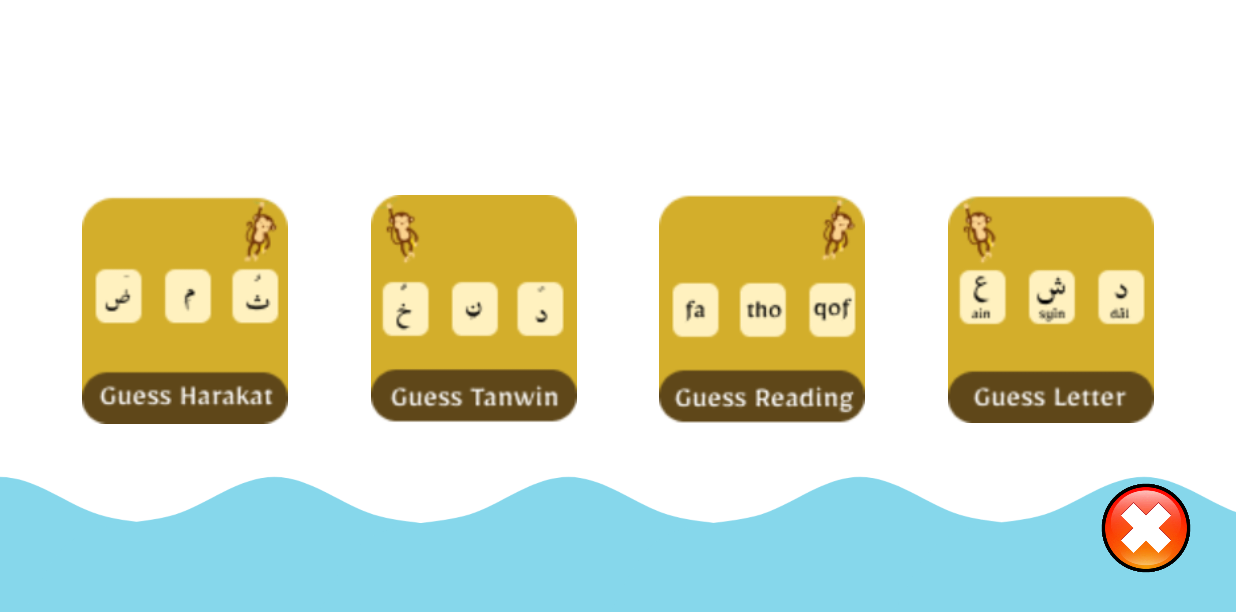
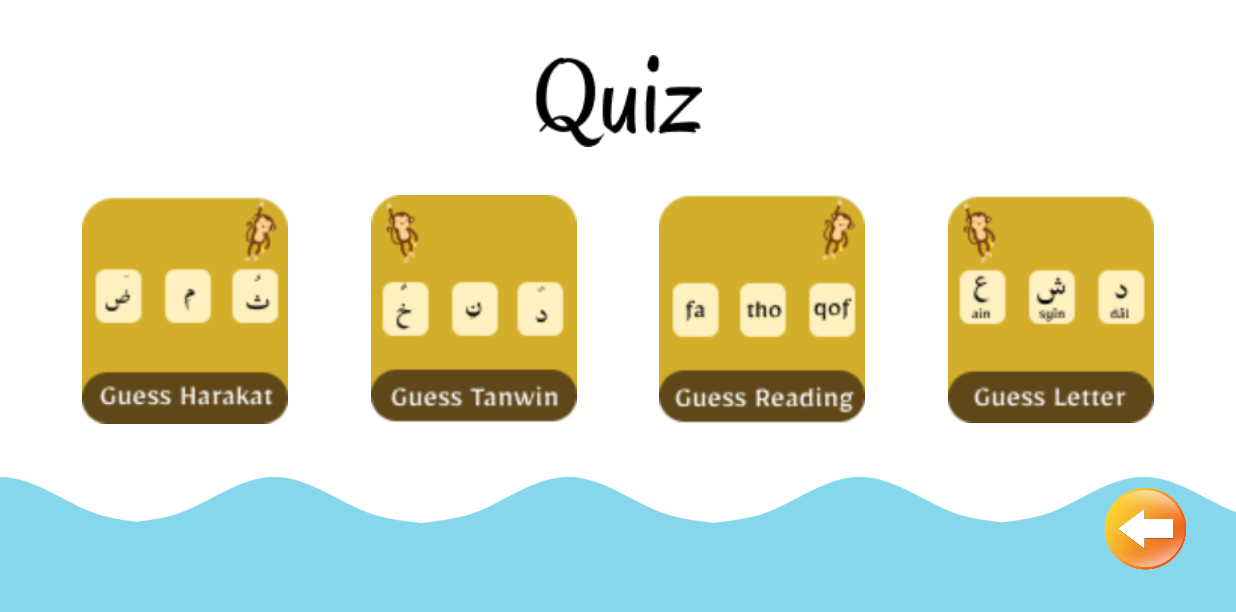
Before and after one commit to nurulkhalida/lets-learn-and-recite, an Android app: the Quiz screen opened directly, with no data from a screen before it, on a phone screen of 824 x 412 dp (held sideways). Shown: the top 612 px of the screen. Run offline under Robolectric (Android 15) with nearby library versions, the phone set to English and light mode, and no system bars.

Commit message:
tampilan quiz oke

```diff
--- a/app/src/main/AndroidManifest.xml
+++ b/app/src/main/AndroidManifest.xml
@@ -9,8 +9,10 @@
         android:roundIcon="@mipmap/ic_launcher_round"
         android:supportsRtl="true"
         android:theme="@style/Theme.AppCompat.NoActionBar">
-        <activity android:name=".Quiz"
-            android:screenOrientation="landscape"></activity>
+        <activity android:name=".guess_harakat"></activity>
+        <activity
+            android:name=".Quiz"
+            android:screenOrientation="landscape" />
         <activity
             android:name=".MainActivity"
             android:screenOrientation="landscape">
--- a/app/src/main/java/com/casa/letslearnandrecite/MainActivity.java
+++ b/app/src/main/java/com/casa/letslearnandrecite/MainActivity.java
@@ -30,8 +30,7 @@ public class MainActivity extends AppCompatActivity {
         closeButton.setOnClickListener(new View.OnClickListener() {
             @Override
             public void onClick(View v) {
-                //TODO masukin fungsi close button disni
-                Toast.makeText(getApplicationContext(), "ini close button", Toast.LENGTH_SHORT).show();
+                finish();
             }
         });
 
--- a/app/src/main/java/com/casa/letslearnandrecite/Quiz.java
+++ b/app/src/main/java/com/casa/letslearnandrecite/Quiz.java
@@ -4,6 +4,8 @@ import androidx.appcompat.app.AppCompatActivity;
 
 import android.os.Bundle;
 import android.view.View;
+import android.widget.ImageView;
+import android.widget.Toast;
 
 public class Quiz extends AppCompatActivity {
 
@@ -12,6 +14,23 @@ public class Quiz extends AppCompatActivity {
         super.onCreate(savedInstanceState);
         setContentView(R.layout.activity_quiz);
         hideSystemUI();
+
+        ImageView tebakHarakat = findViewById(R.id.tebaHarakat);
+        tebakHarakat.setOnClickListener(new View.OnClickListener() {
+            @Override
+            public void onClick(View view) {
+                //TODO masukin fungsi learnow disini
+                //ini nanti diapus aja Toastnya
+                finish();
+            }
+        });
+        ImageView backButton = findViewById(R.id.backButton);
+        backButton.setOnClickListener(new View.OnClickListener() {
+            @Override
+            public void onClick(View v) {
+                finish();
+            }
+        });
     }
 
     //Fullscreen
--- a/app/src/main/res/layout/activity_quiz.xml
+++ b/app/src/main/res/layout/activity_quiz.xml
@@ -59,23 +59,22 @@
         app:layout_constraintStart_toEndOf="@id/tebakBacaan"/>
 
     <ImageView
-        android:id="@+id/closeButton"
-        android:layout_width="60dp"
+        android:id="@+id/quizText"
+        android:layout_width="wrap_content"
         android:layout_height="wrap_content"
-        android:adjustViewBounds="true"
-        android:layout_margin="30dp"
-        android:src="@drawable/exit"
+        android:src="@drawable/quiz_text"
+        android:layout_marginBottom="20dp"
+        app:layout_constraintBottom_toTopOf="@id/tebakTanwin"
         app:layout_constraintEnd_toEndOf="parent"
-        app:layout_constraintBottom_toBottomOf="parent"/>
+        app:layout_constraintStart_toStartOf="parent"/>
 
-    <!--TODO LOGO DIGANTI GAMBAR BACK -->
     <ImageView
         android:id="@+id/backButton"
         android:layout_width="60dp"
         android:layout_height="wrap_content"
         android:adjustViewBounds="true"
         android:layout_margin="30dp"
-        android:src="@drawable/exit"
+        android:src="@drawable/back"
         app:layout_constraintEnd_toEndOf="parent"
         app:layout_constraintBottom_toBottomOf="parent"/>
 </androidx.constraintlayout.widget.ConstraintLayout>
```
Also changed, not shown: app/src/main/java/com/casa/letslearnandrecite/guess_harakat.java (added, +14 -0 lines), app/src/main/res/layout/activity_guess_harakat.xml (added, +9 -0 lines).
